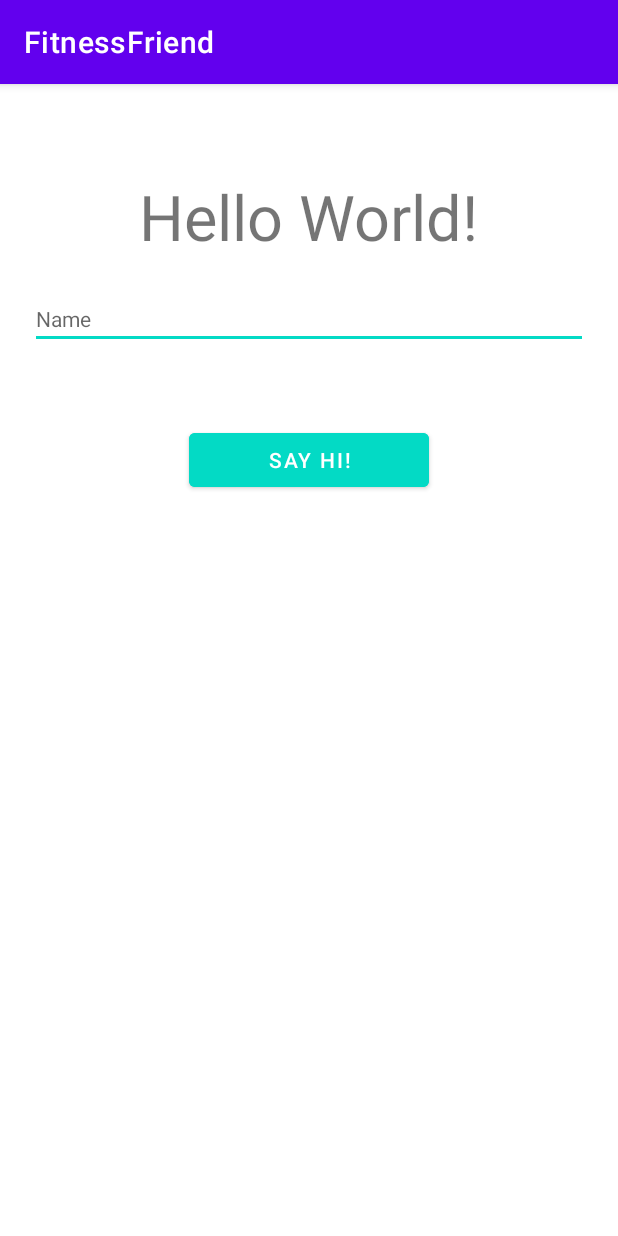
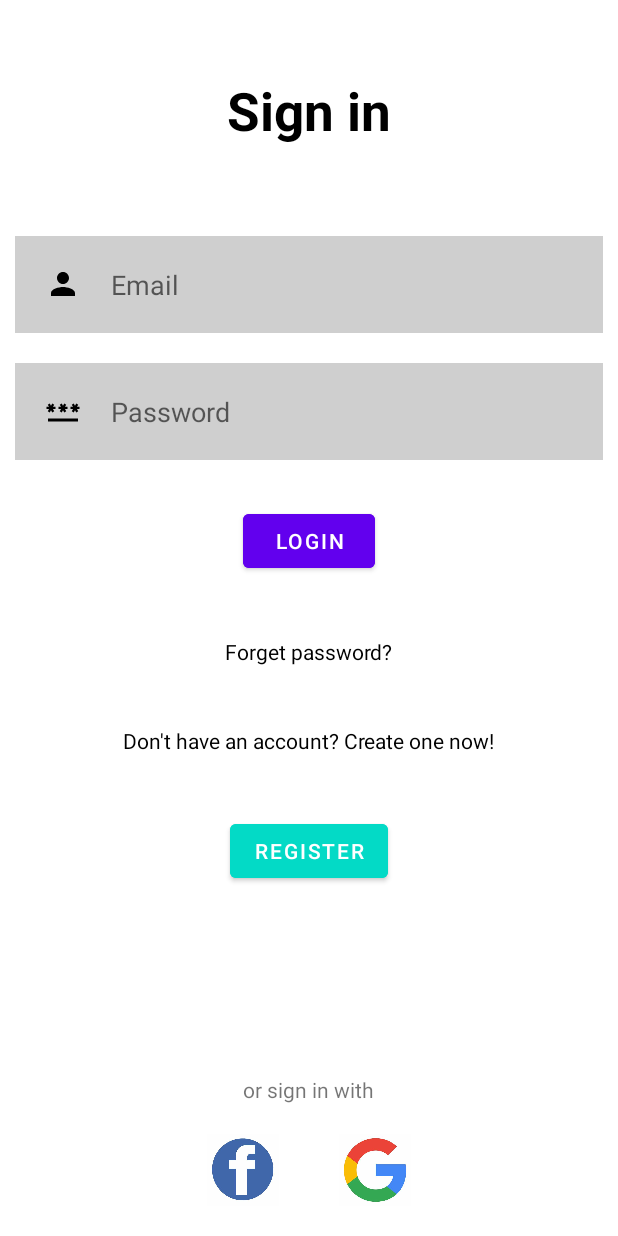
Before and after one commit to alexandravoinea01/FitnessFriend, an Android app: the screen it shows after launch (MainActivity before the commit, LoginActivity after it), on a phone screen of 412 x 824 dp. Run offline under Robolectric (Android 15) with nearby library versions, the phone set to English and light mode, and no system bars; our stand-ins replace Firebase (no records; nobody signed in at launch, a user with empty details on screens opened directly).

Commit message:
login and register by email and pass done

```diff
--- a/app/build.gradle
+++ b/app/build.gradle
@@ -1,5 +1,6 @@
 plugins {
     id 'com.android.application'
+    id 'com.google.gms.google-services'
 }
 
 android {
@@ -32,6 +33,8 @@ dependencies {
 
     implementation 'androidx.appcompat:appcompat:1.6.1'
     implementation 'com.google.android.material:material:1.8.0'
+    implementation 'com.google.firebase:firebase-auth:21.3.0'
+    implementation 'androidx.constraintlayout:constraintlayout:2.1.4'
     testImplementation 'junit:junit:4.13.2'
     androidTestImplementation 'androidx.test.ext:junit:1.1.5'
     androidTestImplementation 'androidx.test.espresso:espresso-core:3.5.1'
--- /dev/null
+++ b/app/src/main/java/com/example/fitnessfriend/LoginActivity.java
@@ -0,0 +1,86 @@
+package com.example.fitnessfriend;
+
+import android.content.Intent;
+import android.os.Bundle;
+import android.text.TextUtils;
+import android.view.View;
+import android.widget.EditText;
+import android.widget.ProgressBar;
+import android.widget.TextView;
+import android.widget.Toast;
+
+import androidx.annotation.NonNull;
+import androidx.annotation.Nullable;
+import androidx.appcompat.app.AppCompatActivity;
+
+import com.google.android.gms.tasks.OnCompleteListener;
+import com.google.android.gms.tasks.Task;
+import com.google.android.material.button.MaterialButton;
+import com.google.firebase.auth.AuthResult;
+import com.google.firebase.auth.FirebaseAuth;
+
+public class LoginActivity extends AppCompatActivity {
+
+    EditText emailText, passwordText;
+    MaterialButton loginBtn, registerBtn;
+    FirebaseAuth mAuth;
+    ProgressBar progressBar;
+
+    @Override
+    protected void onCreate(@Nullable Bundle savedInstanceState) {
+        super.onCreate(savedInstanceState);
+
+        setContentView(R.layout.activity_login);
+
+        mAuth = FirebaseAuth.getInstance();
+        emailText = findViewById(R.id.email);
+        passwordText = findViewById(R.id.password);
+        loginBtn = findViewById(R.id.loginBtn);
+        registerBtn = findViewById(R.id.registerBtn);
+        progressBar = findViewById(R.id.progressBar);
+
+        loginBtn.setOnClickListener(new View.OnClickListener() {
+            @Override
+            public void onClick(View v) {
+                progressBar.setVisibility(View.VISIBLE);
+                String email, password;
+                email = String.valueOf(emailText.getText());
+                password = String.valueOf(passwordText.getText());
+                if (TextUtils.isEmpty(email)) {
+                    Toast.makeText(LoginActivity.this, "Enter email", Toast.LENGTH_SHORT).show();
+                    return;
+                }
+                if (TextUtils.isEmpty(password)) {
+                    Toast.makeText(LoginActivity.this, "Enter password", Toast.LENGTH_SHORT).show();
+                    return;
+                }
+
+                mAuth.signInWithEmailAndPassword(email, password)
+                        .addOnCompleteListener(new OnCompleteListener<AuthResult>() {
+                            @Override
+                            public void onComplete(@NonNull Task<AuthResult> task) {
+                                progressBar.setVisibility(View.GONE);
+                                if (task.isSuccessful()) {
+                                    Toast.makeText(LoginActivity.this, "Login successful.",
+                                            Toast.LENGTH_SHORT).show();
+
+                                } else {
+                                    // If sign in fails, display a message to the user.
+                                    Toast.makeText(LoginActivity.this, "Login failed.",
+                                            Toast.LENGTH_SHORT).show();
+                                }
+                            }
+                        });
+            }
+        });
+
+        registerBtn.setOnClickListener(new View.OnClickListener() {
+            @Override
+            public void onClick(View v) {
+                Intent intent = new Intent(getApplicationContext(), RegisterActivity.class);
+                startActivity(intent);
+                finish();
+            }
+        });
+    }
+}
--- a/app/src/main/java/com/example/fitnessfriend/MainActivity.java
+++ /dev/null
@@ -1,16 +0,0 @@
-package com.example.fitnessfriend;
-
-import android.os.Bundle;
-
-import androidx.annotation.Nullable;
-import androidx.appcompat.app.AppCompatActivity;
-
-public class MainActivity extends AppCompatActivity {
-
-    @Override
-    protected void onCreate(@Nullable Bundle savedInstanceState) {
-        super.onCreate(savedInstanceState);
-
-        setContentView(R.layout.activity_main);
-    }
-}
--- /dev/null
+++ b/app/src/main/res/drawable/baseline_password_24.xml
@@ -0,0 +1,5 @@
+<vector android:height="24dp" android:tint="#000000"
+    android:viewportHeight="24" android:viewportWidth="24"
+    android:width="24dp" xmlns:android="http://schemas.android.com/apk/res/android">
+    <path android:fillColor="@android:color/white" android:pathData="M2,17h20v2H2V17zM3.15,12.95L4,11.47l0.85,1.48l1.3,-0.75L5.3,10.72H7v-1.5H5.3l0.85,-1.47L4.85,7L4,8.47L3.15,7l-1.3,0.75L2.7,9.22H1v1.5h1.7L1.85,12.2L3.15,12.95zM9.85,12.2l1.3,0.75L12,11.47l0.85,1.48l1.3,-0.75l-0.85,-1.48H15v-1.5h-1.7l0.85,-1.47L12.85,7L12,8.47L11.15,7l-1.3,0.75l0.85,1.47H9v1.5h1.7L9.85,12.2zM23,9.22h-1.7l0.85,-1.47L20.85,7L20,8.47L19.15,7l-1.3,0.75l0.85,1.47H17v1.5h1.7l-0.85,1.48l1.3,0.75L20,11.47l0.85,1.48l1.3,-0.75l-0.85,-1.48H23V9.22z"/>
+</vector>
--- /dev/null
+++ b/app/src/main/res/drawable/baseline_person_24.xml
@@ -0,0 +1,5 @@
+<vector android:height="24dp" android:tint="#000000"
+    android:viewportHeight="24" android:viewportWidth="24"
+    android:width="24dp" xmlns:android="http://schemas.android.com/apk/res/android">
+    <path android:fillColor="@android:color/white" android:pathData="M12,12c2.21,0 4,-1.79 4,-4s-1.79,-4 -4,-4 -4,1.79 -4,4 1.79,4 4,4zM12,14c-2.67,0 -8,1.34 -8,4v2h16v-2c0,-2.66 -5.33,-4 -8,-4z"/>
+</vector>
--- /dev/null
+++ b/app/src/main/res/layout/activity_login.xml
@@ -0,0 +1,125 @@
+<?xml version="1.0" encoding="utf-8"?>
+<RelativeLayout xmlns:android="http://schemas.android.com/apk/res/android"
+    xmlns:tools="http://schemas.android.com/tools"
+    android:layout_width="match_parent"
+    android:layout_height="match_parent"
+    android:orientation="vertical">
+
+    <TextView
+        android:id="@+id/signIn"
+        android:layout_width="match_parent"
+        android:layout_height="wrap_content"
+        android:text="@string/sign_in"
+        android:textColor="@color/black"
+        android:textSize="35dp"
+        android:textStyle="bold"
+        android:layout_margin="50dp"
+        android:gravity="center"/>
+
+    <EditText
+        android:id="@+id/email"
+        android:layout_width="match_parent"
+        android:layout_height="wrap_content"
+        android:layout_below="@id/signIn"
+        android:hint="@string/email"
+        android:textColor="@color/black"
+        android:layout_margin="10dp"
+        android:padding="20dp"
+        android:background="#30000000"
+        android:drawableLeft="@drawable/baseline_person_24"
+        android:drawablePadding="20dp"/>
+
+    <EditText
+        android:id="@+id/password"
+        android:layout_width="match_parent"
+        android:layout_height="wrap_content"
+        android:layout_below="@id/email"
+        android:hint="@string/password"
+        android:textColor="@color/black"
+        android:layout_margin="10dp"
+        android:padding="20dp"
+        android:background="#30000000"
+        android:drawableLeft="@drawable/baseline_password_24"
+        android:drawablePadding="20dp"
+        android:inputType="textPassword"/>
+
+    <ProgressBar
+        android:layout_width="wrap_content"
+        android:layout_height="wrap_content"
+        android:id="@+id/progressBar"
+        android:visibility="gone"/>
+
+    <com.google.android.material.button.MaterialButton
+        android:id="@+id/loginBtn"
+        android:layout_width="wrap_content"
+        android:layout_height="wrap_content"
+        android:layout_below="@id/password"
+        android:layout_centerHorizontal="true"
+        android:layout_marginStart="20dp"
+        android:layout_marginTop="20dp"
+        android:layout_marginEnd="20dp"
+        android:layout_marginBottom="20dp"
+        android:backgroundTint="@color/design_default_color_primary"
+        android:text="@string/login" />
+
+    <TextView
+        android:layout_width="wrap_content"
+        android:layout_height="wrap_content"
+        android:id="@+id/forgetPass"
+        android:layout_below="@id/loginBtn"
+        android:text="@string/forget_password"
+        android:textColor="@color/black"
+        android:layout_centerHorizontal="true"
+        android:layout_margin="20dp"/>
+
+    <TextView
+        android:layout_width="wrap_content"
+        android:layout_height="wrap_content"
+        android:id="@+id/register"
+        android:layout_below="@id/forgetPass"
+        android:text="@string/newAccount"
+        android:textColor="@color/black"
+        android:layout_centerHorizontal="true"
+        android:layout_margin="20dp"/>
+
+    <com.google.android.material.button.MaterialButton
+        android:id="@+id/registerBtn"
+        android:layout_width="wrap_content"
+        android:layout_height="wrap_content"
+        android:layout_below="@id/register"
+        android:layout_centerHorizontal="true"
+        android:layout_marginStart="20dp"
+        android:layout_marginTop="20dp"
+        android:layout_marginEnd="20dp"
+        android:layout_marginBottom="20dp"
+        android:backgroundTint="@color/design_default_color_secondary"
+        android:text="@string/register" />
+
+    <TextView
+        android:layout_width="wrap_content"
+        android:layout_height="wrap_content"
+        android:id="@+id/otherSignin"
+        android:text="@string/or_sign_in_with"
+        android:layout_centerHorizontal="true"
+        android:layout_above="@id/socialIcons"/>
+
+    <LinearLayout
+        android:id="@+id/socialIcons"
+        android:layout_width="match_parent"
+        android:layout_height="wrap_content"
+        android:layout_alignParentBottom="true"
+        android:gravity="center">
+
+        <ImageView
+            android:layout_width="48dp"
+            android:layout_height="48dp"
+            android:layout_margin="20dp"
+            android:src="@drawable/fb"/>
+
+        <ImageView
+            android:layout_width="48dp"
+            android:layout_height="48dp"
+            android:layout_margin="20dp"
+            android:src="@drawable/google"/>
+    </LinearLayout>
+</RelativeLayout>
--- a/app/src/main/res/layout/activity_main.xml
+++ /dev/null
@@ -1,34 +0,0 @@
-<?xml version="1.0" encoding="utf-8"?>
-<LinearLayout xmlns:android="http://schemas.android.com/apk/res/android"
-    xmlns:tools="http://schemas.android.com/tools"
-    android:layout_width="match_parent"
-    android:layout_height="match_parent"
-    android:orientation="vertical">
-
-    <TextView
-        android:layout_width="wrap_content"
-        android:layout_height="wrap_content"
-        android:layout_gravity="center"
-        android:layout_marginTop="60dp"
-        android:text="@string/hello_world"
-        android:textSize="42sp" />
-
-    <androidx.appcompat.widget.AppCompatEditText
-        android:id="@+id/editText"
-        android:layout_width="match_parent"
-        android:layout_height="40dp"
-        android:layout_margin="20dp"
-        android:hint="@string/name"
-        android:inputType="text"
-        android:textColor="@color/black"
-        android:textSize="14sp" />
-
-    <Button
-        android:id="@+id/button"
-        android:layout_width="160dp"
-        android:layout_height="wrap_content"
-        android:layout_gravity="center"
-        android:layout_marginTop="30dp"
-        android:backgroundTint="@color/teal_200"
-        android:text="@string/say_hi" />
-</LinearLayout>
--- a/app/src/main/res/values-night/themes.xml
+++ b/app/src/main/res/values-night/themes.xml
@@ -1,6 +1,6 @@
 <resources xmlns:tools="http://schemas.android.com/tools">
     <!-- Base application theme. -->
-    <style name="Theme.FitnessFriend" parent="Theme.MaterialComponents.DayNight.DarkActionBar">
+    <style name="Theme.FitnessFriend" parent="Theme.MaterialComponents.DayNight.NoActionBar">
         <!-- Primary brand color. -->
         <item name="colorPrimary">@color/purple_200</item>
         <item name="colorPrimaryVariant">@color/purple_700</item>
--- a/app/src/main/res/values/strings.xml
+++ b/app/src/main/res/values/strings.xml
@@ -3,4 +3,13 @@
     <string name="hello_world">Hello World!</string>
     <string name="name">Name</string>
     <string name="say_hi">Say Hi!</string>
+    <string name="sign_in">Sign in</string>
+    <string name="email">Email</string>
+    <string name="password">Password</string>
+    <string name="login">Login</string>
+    <string name="forget_password">Forget password?</string>
+    <string name="or_sign_in_with">or sign in with</string>
+    <string name="newAccount">Don\'t have an account? Create one now!</string>
+    <string name="register">Register</string>
+    <string name="sign_up">Sign up</string>
 </resources>
--- a/app/src/main/res/values/themes.xml
+++ b/app/src/main/res/values/themes.xml
@@ -1,6 +1,6 @@
 <resources xmlns:tools="http://schemas.android.com/tools">
     <!-- Base application theme. -->
-    <style name="Theme.FitnessFriend" parent="Theme.MaterialComponents.DayNight.DarkActionBar">
+    <style name="Theme.FitnessFriend" parent="Theme.MaterialComponents.DayNight.NoActionBar">
         <!-- Primary brand color. -->
         <item name="colorPrimary">@color/purple_500</item>
         <item name="colorPrimaryVariant">@color/purple_700</item>
--- a/build.gradle
+++ b/build.gradle
@@ -1,4 +1,8 @@
-// Top-level build file where you can add configuration options common to all sub-projects/modules.
+buildscript {
+    dependencies {
+        classpath 'com.google.gms:google-services:4.3.15'
+    }
+}// Top-level build file where you can add configuration options common to all sub-projects/modules.
 plugins {
     id 'com.android.application' version '7.4.2' apply false
     id 'com.android.library' version '7.4.2' apply false
```
Also changed, not shown: app/src/main/AndroidManifest.xml (+5 -2 lines), app/src/main/java/com/example/fitnessfriend/RegisterActivity.java (added, +72 -0 lines), app/src/main/res/layout/activity_register.xml (added, +62 -0 lines), app/src/main/res/drawable/fb.png (added), app/src/main/res/drawable/google.png (added), 1 other file.
